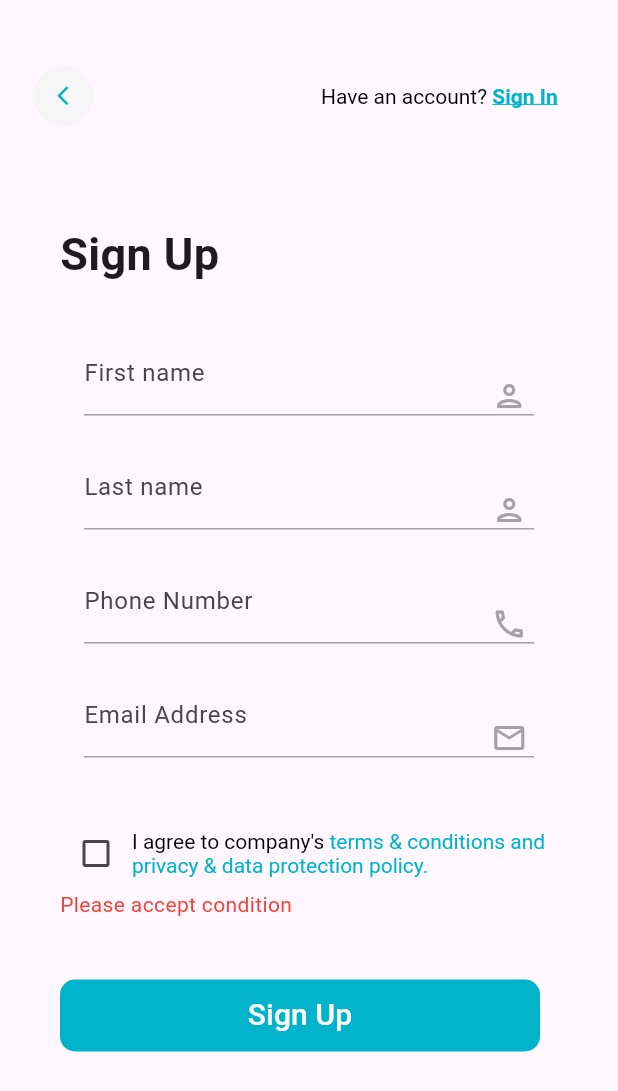
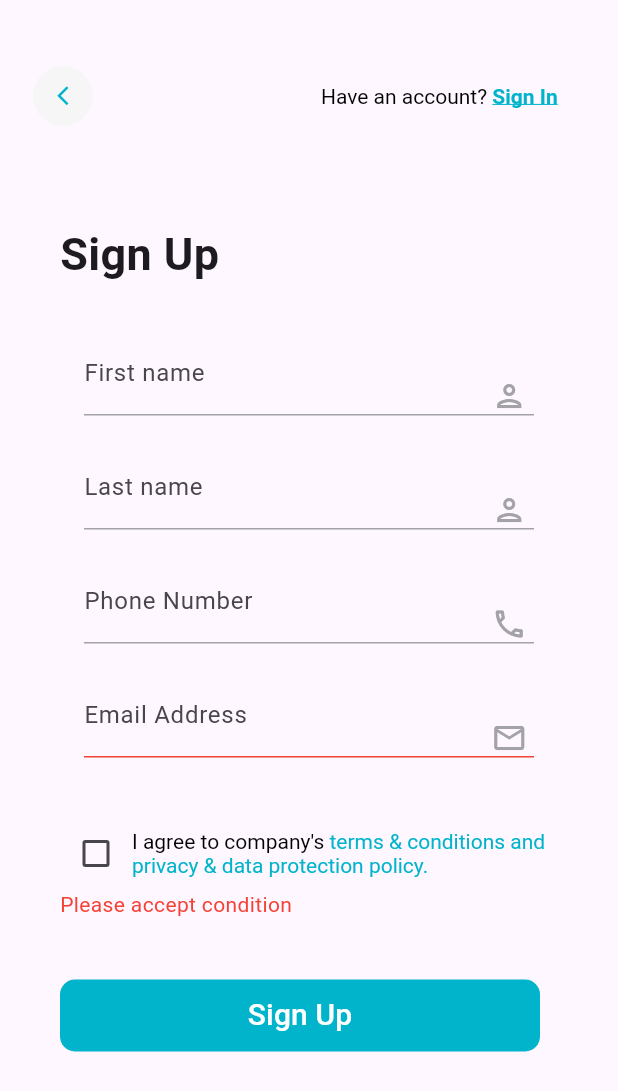
Before and after one commit to odueme/Lasaco-App, a Flutter app: the SignUp screen opened by its route, after a tap on "Sign Up", on a phone screen of 412 x 824 dp. Shown: the top 1091 px of the screen. Run offline on Flutter 3.47's test engine with Material 3 defaults, Android fonts, the phone set to English and light mode, and no system bars; missing offline and left inert: algora_design, pin_plus_keyboard; statements that could not run were skipped.

Commit message:
Added input logic

```diff
--- a/lib/main.dart
+++ b/lib/main.dart
@@ -1,6 +1,7 @@
 
 import 'package:algora_design/password.dart';
 import 'package:flutter/material.dart';
+
 
 
 void main() {
@@ -134,6 +135,34 @@ class InsurancePage extends StatelessWidget{
       bool agree = false;
       bool signupPressed = false;
 
+      final firstNameController = TextEditingController();
+      final lastNameController = TextEditingController();
+      final emailController = TextEditingController();
+      final numberController = TextEditingController();
+
+      var isFieldInvalid = false;
+
+
+
+      void submitForm(){
+        setState(() {
+                  signupPressed = true;
+                });
+        if(firstNameController.text.trim().isEmpty || lastNameController.text.trim().isEmpty ||
+        emailController.text.trim().isEmpty || numberController.text.trim().isEmpty ||  agree == false){
+           isFieldInvalid = true;
+           return;
+        }
+
+
+        Navigator.pushNamed(context, '/password');
+
+
+      }
+
+
+
+
 
 
       @override
@@ -200,6 +229,7 @@ class InsurancePage extends StatelessWidget{
               child: SizedBox(
               width: 300,
               child: TextFormField(
+              controller: firstNameController,
               decoration: const InputDecoration(
               labelText: 'First name',
               suffixIcon: Padding(
@@ -223,6 +253,7 @@ class InsurancePage extends StatelessWidget{
               child: SizedBox(
               width: 300,
               child: TextFormField(
+                controller: lastNameController,
               decoration: const InputDecoration(
               labelText: 'Last name',
               suffixIcon: Padding(
@@ -248,6 +279,8 @@ class InsurancePage extends StatelessWidget{
               child: SizedBox(
               width: 300,
               child: TextFormField(
+                controller: numberController,
+              keyboardType: TextInputType.number,
               decoration: const InputDecoration(
               labelText: 'Phone Number',
               suffixIcon: Padding(
@@ -271,16 +304,17 @@ class InsurancePage extends StatelessWidget{
               child: SizedBox(
               width: 300,
               child: TextFormField(
-              decoration: const InputDecoration(
+                keyboardType: TextInputType.emailAddress,
+              decoration: InputDecoration(
               labelText: 'Email Address',
-              suffixIcon: Padding(
+              suffixIcon: const Padding(
                  padding: EdgeInsets.only(top: 30.0, left: 15),
                  child: Icon(Icons.mail_outlined, color: Color(0xFFA2A2A7)),
                 ),
              enabledBorder: UnderlineInputBorder(
-             borderSide: BorderSide(color: Color(0xFFA2A2A7)),
+             borderSide: BorderSide(color: isFieldInvalid? Colors.red : const Color(0xFFA2A2A7)),
             ),
-              focusedBorder: UnderlineInputBorder(
+              focusedBorder: const UnderlineInputBorder(
               borderSide: BorderSide(color: Color(0xFFA2A2A7)),
             ),
               ),
@@ -340,14 +374,7 @@ class InsurancePage extends StatelessWidget{
               )
             ),
               onPressed:() {
-
-                setState(() {
-                  signupPressed = true;
-                });
-                if (agree) {
-                          Navigator.pushNamed(context, '/password');
-                  }
-
+                submitForm();
               },
             child: const Text('Sign Up', style: TextStyle(color: Colors.white, fontSize: 20),)
            )
--- a/lib/password.dart
+++ b/lib/password.dart
@@ -62,9 +62,9 @@ class _Password extends State<Password>{
               ],
             ),
 
-            const SizedBox(height: 80),
+            const SizedBox(height: 60),
            const Text('Enter password', style: TextStyle(fontSize: 15.0)),
-          const SizedBox(height:30.0),
+          const SizedBox(height:40.0),
 
       PinPlusKeyBoardPackage(
     keyboardButtonShape: KeyboardButtonShape.circular,
@@ -80,12 +80,13 @@ class _Password extends State<Password>{
     buttonBorderColor: Colors.white,
     isInputHidden: true,
     btnHasBorder: false,
-    keyboardFontSize: 40,
+    keyboardFontSize: 35,
     keyboardBtnSize: 70,
     inputHiddenColor: const Color(0xFF01B4CB),
     inputHeight: 13,
-    inputsMaxWidth: 65,
+    inputsMaxWidth: 60,
     inputShadowColor: Colors.white,
+
 
 
 
--- a/pubspec.yaml
+++ b/pubspec.yaml
@@ -117,7 +117,7 @@
 
   # The image parameter allows you to specify an image used in the splash screen.  It must be a
   # png file and should be sized for 4x pixel density.
-  #  image: Images/lasaco2.png
+   image: Images/lasaco3.png
 
   # The branding property allows you to specify an image used as branding in the splash screen.
   # It must be a png file. It is supported for Android, iOS and the Web.  For Android 12,
@@ -149,7 +149,7 @@
     # 640 pixels in diameter.
     # App icon without an icon background: This should be 1152×1152 pixels, and fit within a circle
     # 768 pixels in diameter.
-    # image: Images/lasaco.png
+    image: Images/lasaco3.png
 
     # Splash screen background color.
     color: "#000F2D"
```
